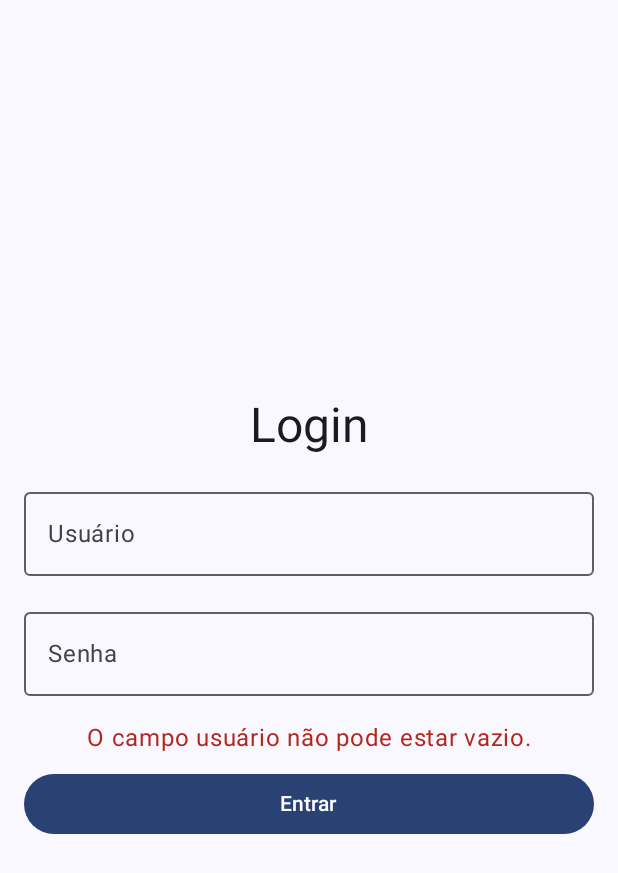
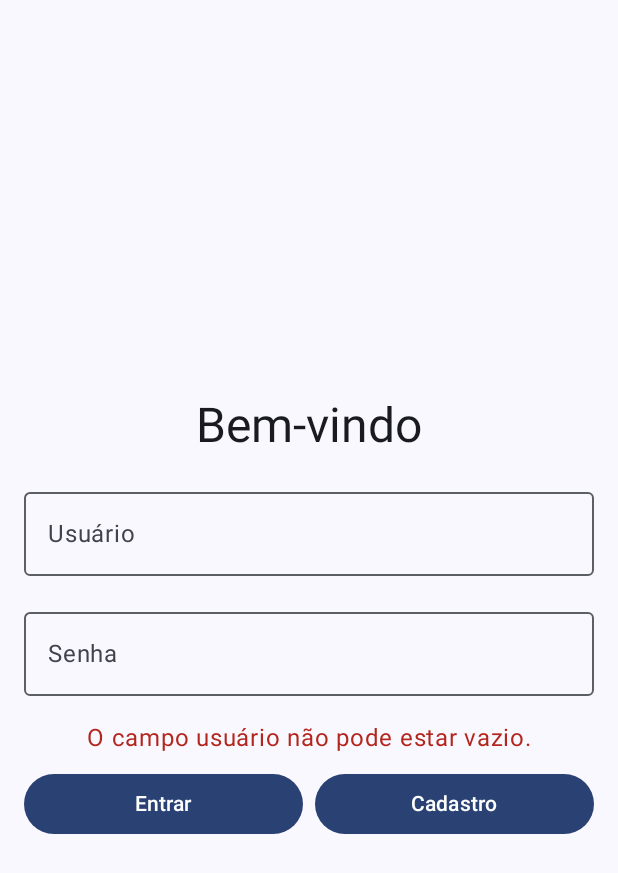
Before and after one commit to Albaninn/Mobile_App, an Android app built with Jetpack Compose: the screen it shows after launch (MainActivity), after a tap on "Entrar", on a phone screen of 412 x 824 dp. Shown: the top 873 px of the screen. Run offline under Robolectric (Android 15) with nearby library versions, the phone set to English and light mode, and no system bars; 3 other taps on this screen came first.

Commit message:
register_screen

```diff
--- a/Test_App/app/src/main/java/br/edu/up/test_app/MainActivity.kt
+++ b/Test_App/app/src/main/java/br/edu/up/test_app/MainActivity.kt
@@ -48,10 +48,10 @@ class MainActivity : ComponentActivity() {
 }
 
 // Mapa de usuários com nome completo, senha e email
-val userCredentials = mapOf(
-    "Lucas" to UserProfile("Lucas Albano Ribas Serenato", "1234", "lk.serenato@example.com"),
-    "Lorenna" to UserProfile("Lorenna Judit", "qwe123", "lohve@example.com"),
-    "Cesar" to UserProfile("Cesar Augusto", "senha", "cesar@example.com")
+val userCredentials = mutableMapOf(
+    "l.serenato" to UserProfile("Lucas Albano Ribas Serenato", "1234", "lk.serenato@example.com"),
+    "lorenna.j" to UserProfile("Lorenna Judit", "qwe123", "lohve@example.com"),
+    "cesar.a" to UserProfile("Cesar Augusto", "senha", "cesar@example.com")
 )
 
 // Data class para armazenar as informações do perfil
@@ -64,7 +64,8 @@ data class UserProfile(
 // Composable para navegação
 @Composable
 fun NavigationComponent(navController: NavHostController) {
-    NavHost(navController = navController, startDestination = "login_screen") {
+    NavHost(navController = navController, startDestination = "registration_screen") {
+        composable("registration_screen") { RegistrationScreen(navController) }
         composable("login_screen") { LoginScreen(navController) }
         composable(
             route = "second_screen/{username}",
@@ -85,6 +86,130 @@ fun NavigationComponent(navController: NavHostController) {
     }
 }
 
+@Composable
+fun RegistrationScreen(navController: NavHostController) {
+    var username by remember { mutableStateOf("") }
+    var password by remember { mutableStateOf("") }
+    var fullName by remember { mutableStateOf("") }
+    var email by remember { mutableStateOf("") }
+    var isRegistering by remember { mutableStateOf(false) } // Controle para exibir campos de cadastro
+    var errorMessage by remember { mutableStateOf("") }
+
+    Box(
+        modifier = Modifier.fillMaxSize(),
+        contentAlignment = Alignment.Center
+    ) {
+        Column(
+            horizontalAlignment = Alignment.CenterHorizontally,
+            verticalArrangement = Arrangement.Center,
+            modifier = Modifier.padding(16.dp)
+        ) {
+            Text(text = "Bem-vindo", style = MaterialTheme.typography.headlineLarge)
+
+            Spacer(modifier = Modifier.height(16.dp))
+
+            // Campo de nome de usuário
+            OutlinedTextField(
+                value = username,
+                onValueChange = { username = it },
+                label = { Text("Usuário") },
+                modifier = Modifier.fillMaxWidth()
+            )
+
+            Spacer(modifier = Modifier.height(16.dp))
+
+            // Campo de senha
+            OutlinedTextField(
+                value = password,
+                onValueChange = { password = it },
+                label = { Text("Senha") },
+                visualTransformation = PasswordVisualTransformation(),
+                modifier = Modifier.fillMaxWidth()
+            )
+
+            // Mostrar os campos de nome completo e email ao clicar no botão de cadastro
+            if (isRegistering) {
+                Spacer(modifier = Modifier.height(16.dp))
+
+                // Campo de nome completo
+                OutlinedTextField(
+                    value = fullName,
+                    onValueChange = { fullName = it },
+                    label = { Text("Nome Completo") },
+                    modifier = Modifier.fillMaxWidth()
+                )
+
+                Spacer(modifier = Modifier.height(16.dp))
+
+                // Campo de email
+                OutlinedTextField(
+                    value = email,
+                    onValueChange = { email = it },
+                    label = { Text("Email") },
+                    modifier = Modifier.fillMaxWidth()
+                )
+            }
+
+            Spacer(modifier = Modifier.height(16.dp))
+
+            // Mensagem de erro
+            if (errorMessage.isNotEmpty()) {
+                Text(text = errorMessage, color = MaterialTheme.colorScheme.error)
+                Spacer(modifier = Modifier.height(8.dp))
+            }
+
+            // Botões lado a lado
+            Row(
+                horizontalArrangement = Arrangement.SpaceBetween,
+                modifier = Modifier.fillMaxWidth()
+            ) {
+                Button(
+                    onClick = {
+                        if (isRegistering) {
+                            // Valida os campos de cadastro
+                            when {
+                                fullName.isEmpty() -> errorMessage = "O campo nome completo não pode estar vazio."
+                                email.isEmpty() -> errorMessage = "O campo email não pode estar vazio."
+                                username.isEmpty() -> errorMessage = "O campo usuário não pode estar vazio."
+                                password.isEmpty() -> errorMessage = "O campo senha não pode estar vazio."
+                                else -> {
+                                    errorMessage = ""
+                                    // Adicionar o usuário à base de dados (simulação)
+                                    userCredentials[username] = UserProfile(fullName, password, email)
+                                    navController.navigate("second_screen/$username")
+                                }
+                            }
+                        } else {
+                            // Validação para login
+                            when {
+                                username.isEmpty() -> errorMessage = "O campo usuário não pode estar vazio."
+                                password.isEmpty() -> errorMessage = "O campo senha não pode estar vazio."
+                                userCredentials.containsKey(username) && userCredentials[username]?.password == password -> {
+                                    errorMessage = ""
+                                    // Navegar para a segunda tela passando o nome do usuário
+                                    navController.navigate("second_screen/$username")
+                                }
+                                else -> errorMessage = "Usuário ou senha inválidos."
+                            }
+                        }
+                    },
+                    modifier = Modifier.weight(1f) // Ocupa metade da linha
+                ) {
+                    Text(text = if (isRegistering) "Cadastrar" else "Entrar")
+                }
+
+                Spacer(modifier = Modifier.width(8.dp))
+
+                Button(
+                    onClick = { isRegistering = !isRegistering }, // Alterna o modo de cadastro
+                    modifier = Modifier.weight(1f) // Ocupa metade da linha
+                ) {
+                    Text(text = if (isRegistering) "Cancelar" else "Cadastro")
+                }
+            }
+        }
+    }
+}
 
 // Tela de Login
 @Composable
@@ -257,7 +382,7 @@ fun SecondScreen(navController: NavHostController, username: String) {
                                     text = { Text("Sair da Conta") },
                                     onClick = {
                                         // Aqui você pode adicionar a lógica para sair da conta
-                                        navController.navigate("login_screen")
+                                        navController.navigate("registration_screen")
                                         showMenu = false // Fechar o menu
                                     }
                                 )
```
